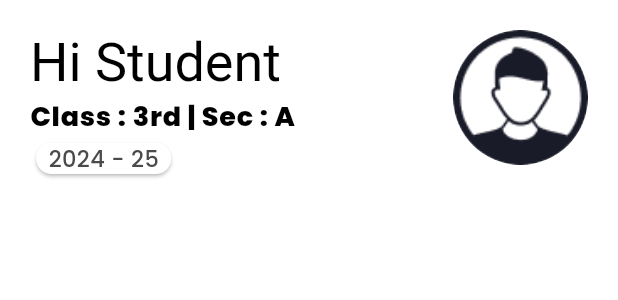
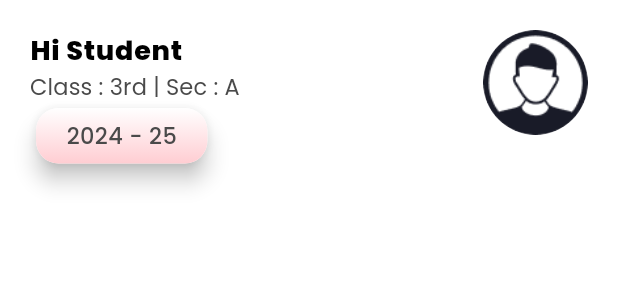
Before and after one commit to lrdpublicschooldevs/LRD-Public-School, a Flutter app: the DashboardHeader widget shown alone on an empty page, opened directly, on a phone screen of 412 x 824 dp. Shown: the top 300 px of the screen. Run offline on Flutter 3.47's test engine with Material 3 defaults, Android fonts, the phone set to English and light mode, and no system bars; our stand-ins replace dropdown_button2, expandable, flutter_svg, get, percent_indicator.

Commit message:
fix student's Dashboard text overlapping issues

```diff
--- a/lib/Pages/Student_profile/DashBoard/Widgets/DashboardHeader.dart
+++ b/lib/Pages/Student_profile/DashBoard/Widgets/DashboardHeader.dart
@@ -18,16 +18,31 @@ class DashboardHeader extends StatelessWidget {
             children: [
               Text(
                 "Hi Student",
-                style: Theme.of(context).textTheme.displaySmall,
+                style: Theme.of(context).textTheme.bodyLarge,
               ),
               Text(
                 "Class : 3rd | Sec : A",
-                style: Theme.of(context).textTheme.bodyLarge,
+                style: Theme.of(context).textTheme.labelLarge,
               ),
               Card(
-                child: Text(
-                  "  2024 - 25  ",
-                  style: Theme.of(context).textTheme.bodyMedium,
+                elevation: 6,
+                shape: RoundedRectangleBorder(
+                  borderRadius: BorderRadius.circular(15),
+                ),
+                child: Container(
+                  decoration: BoxDecoration(
+                    borderRadius: BorderRadius.circular(15),
+                    gradient: LinearGradient(
+                      colors: [Colors.red.shade100, Colors.white],
+                      begin: Alignment.bottomCenter,
+                      end: Alignment.topCenter,
+                    ),
+                  ),
+                  padding: const EdgeInsets.symmetric(horizontal: 12, vertical: 8),
+                  child: Text(
+                    "  2024 - 25  ",
+                    style: Theme.of(context).textTheme.bodyMedium,
+                  ),
                 ),
               )
             ],
@@ -39,8 +54,8 @@ class DashboardHeader extends StatelessWidget {
                   Get.to(() => StudentProfilePage());
                 },
                 child: Container(
-                  height: 90,
-                  width: 90,
+                  height: 70,
+                  width: 70,
                   child: ClipRRect(
                     borderRadius: BorderRadius.circular(100),
                     child: Image.asset(
```
Also changed, not shown: assets/icons/TDashboardIcon/application.svg (added), assets/icons/TDashboardIcon/changePassword.svg (added), assets/icons/TDashboardIcon/performance.svg (added), assets/icons/officialDetail.svg (added).
